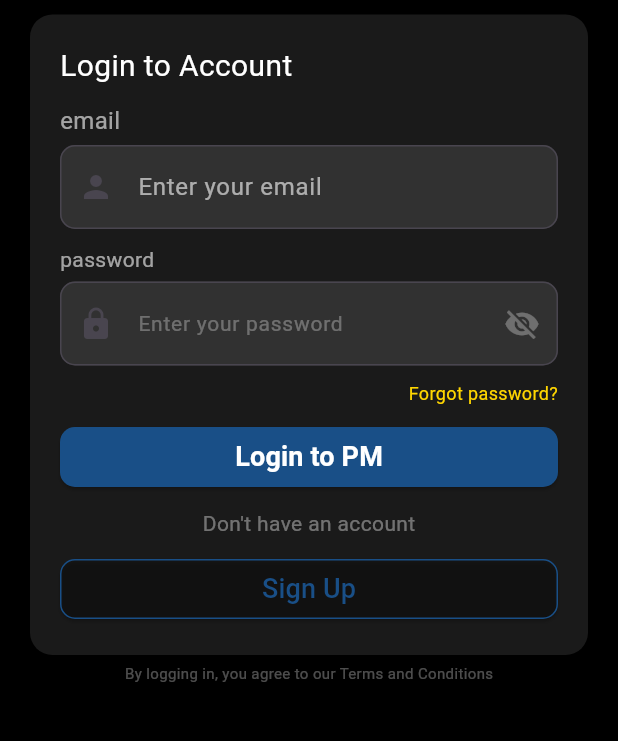
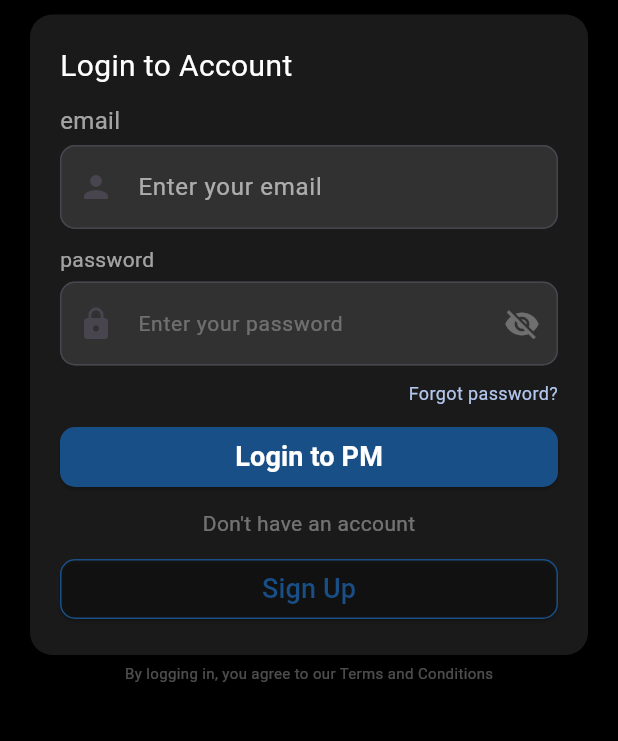
Before and after one commit to bonatolasa/project-task-management-api, a Flutter app: the LoginPage screen opened by its route, on a phone screen of 412 x 824 dp, the part 131-872 px from its top. Run offline on Flutter 3.47's test engine with Material 3 defaults, Android fonts, the phone set to English and light mode, and no system bars.

Commit message:
style: login page updated

```diff
--- a/lib/features/authorization/presentation/pages/login.dart
+++ b/lib/features/authorization/presentation/pages/login.dart
@@ -140,7 +140,7 @@ class _LoginPage extends State<LoginPage> {
                         child: Text(
                           'Forgot password?',
                           style: TextStyle(
-                            color: Colors.yellowAccent[700],
+                            color: const Color.fromARGB(255, 178, 198, 236),
                             fontSize: 12,
                           ),
                         ),
```
